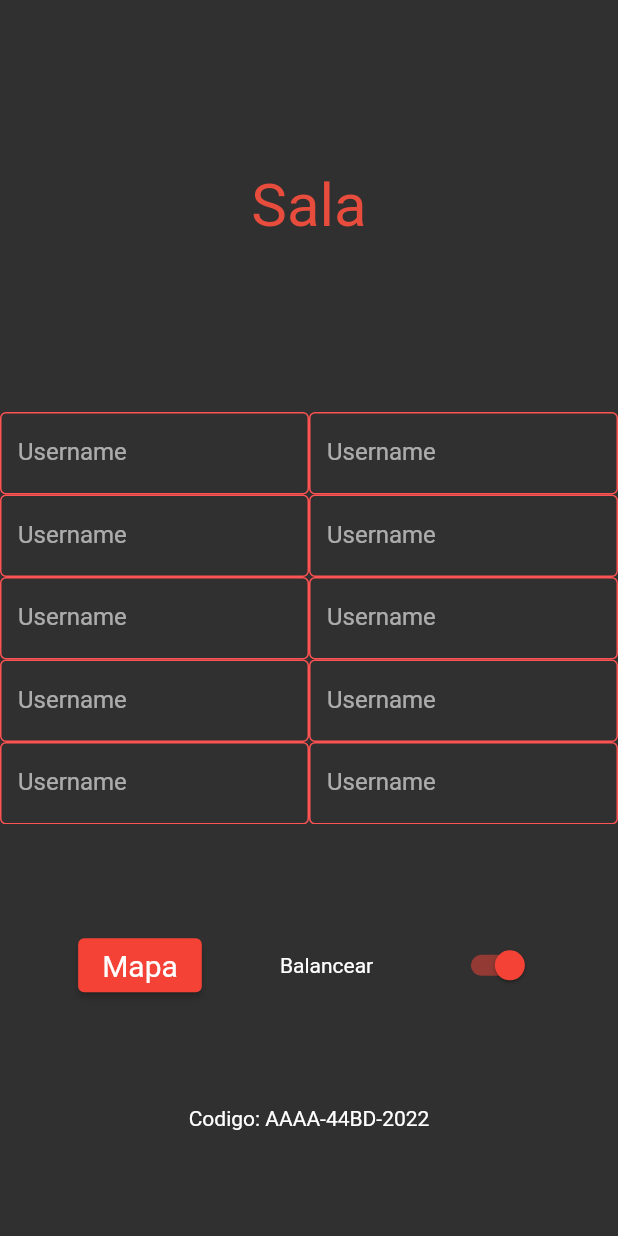
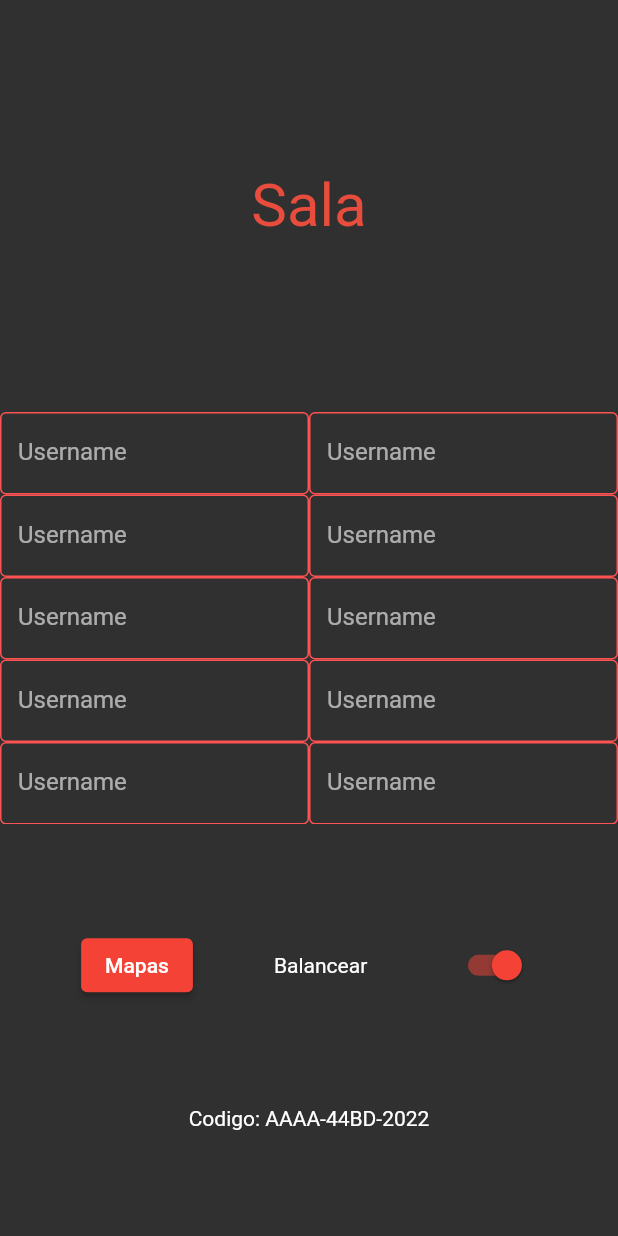
Before and after one commit to juanpurpp/Valpers-Mobile, a Flutter app: the screen it shows after launch, on a phone screen of 412 x 824 dp. Run offline on Flutter 3.47's test engine with Material 2 defaults, Android fonts, the phone set to English and light mode, and no system bars; missing offline and left inert: checkbox_grouped.

Commit message:
Implementacion boton mapas check

```diff
--- /dev/null
+++ b/lib/widgets/Components/mapaCheckbox.dart
@@ -0,0 +1,29 @@
+import 'package:checkbox_grouped/checkbox_grouped.dart';
+import 'package:flutter/material.dart';
+
+class DialogExample extends StatelessWidget {
+  const DialogExample({super.key});
+  @override
+  Widget build(BuildContext context) {
+    return Column(
+      children: <Widget>[
+        ElevatedButton(
+          onPressed: () async {
+            var values = await showDialogGroupedCheckbox(
+                context: context,
+                cancelDialogText: "cancelar",
+                isMultiSelection: true,
+                itemsTitle: List.generate(15, (index) => "$index"),
+                submitDialogText: "seleccionar",
+                dialogTitle: Text("Mapas"),
+                values: List.generate(15, (index) => index));
+            if (values != null) {
+              print(values);
+            }
+          },
+          child: Text("Mapas"),
+        ),
+      ],
+    );
+  }
+}
--- a/lib/widgets/SalaWidget.dart
+++ b/lib/widgets/SalaWidget.dart
@@ -1,10 +1,23 @@
+import 'dart:async';
+
+import 'package:checkbox_grouped/checkbox_grouped.dart';
 import 'package:flutter/material.dart';
 import 'package:valpersmobile/widgets/Components/Switch.dart';
+import 'package:valpersmobile/widgets/Components/mapaCheckbox.dart';
 
 class Sala extends StatelessWidget {
   const Sala({super.key});
+
+  get list => null;
   @override
   Widget build(BuildContext context) {
+    List<dynamic> nombres = ['1', '2', '3', '4'];
+    List<dynamic> valores = [
+      1,
+      2,
+      3,
+      4,
+    ];
     final ButtonStyle style =
         ElevatedButton.styleFrom(textStyle: const TextStyle(fontSize: 20));
     return Column(
@@ -101,14 +114,10 @@ class Sala extends StatelessWidget {
                 children: [
               Row(
                 mainAxisAlignment: MainAxisAlignment.spaceEvenly,
-                children: [
-                  ElevatedButton(
-                    style: style,
-                    onPressed: () {},
-                    child: const Text('Mapa'),
-                  ),
-                  const Text('Balancear'),
-                  const SwitchExample(),
+                children: const [
+                  DialogExample(),
+                  Text('Balancear'),
+                  SwitchExample(),
                 ],
               ),
               const Text('Codigo: AAAA-44BD-2022'),
--- a/pubspec.yaml
+++ b/pubspec.yaml
@@ -31,6 +31,8 @@ environment:
 dependencies:
   flutter:
     sdk: flutter
+
+  checkbox_grouped: ^1.8.1
 
 
   # The following adds the Cupertino Icons font to your application.
```
